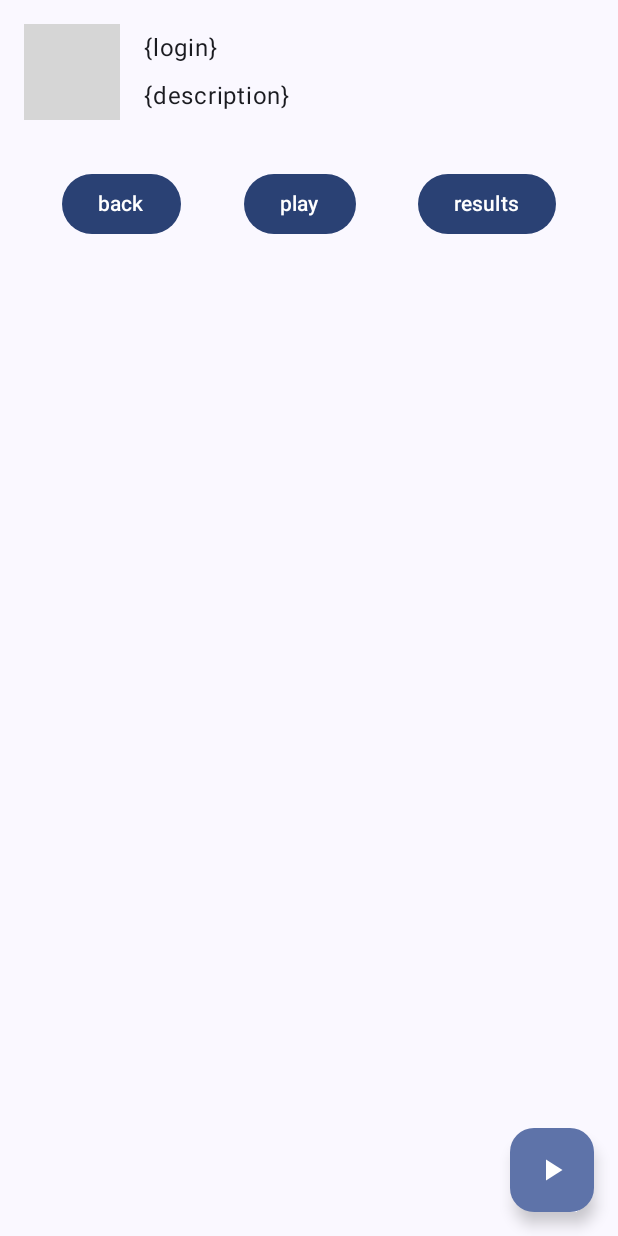
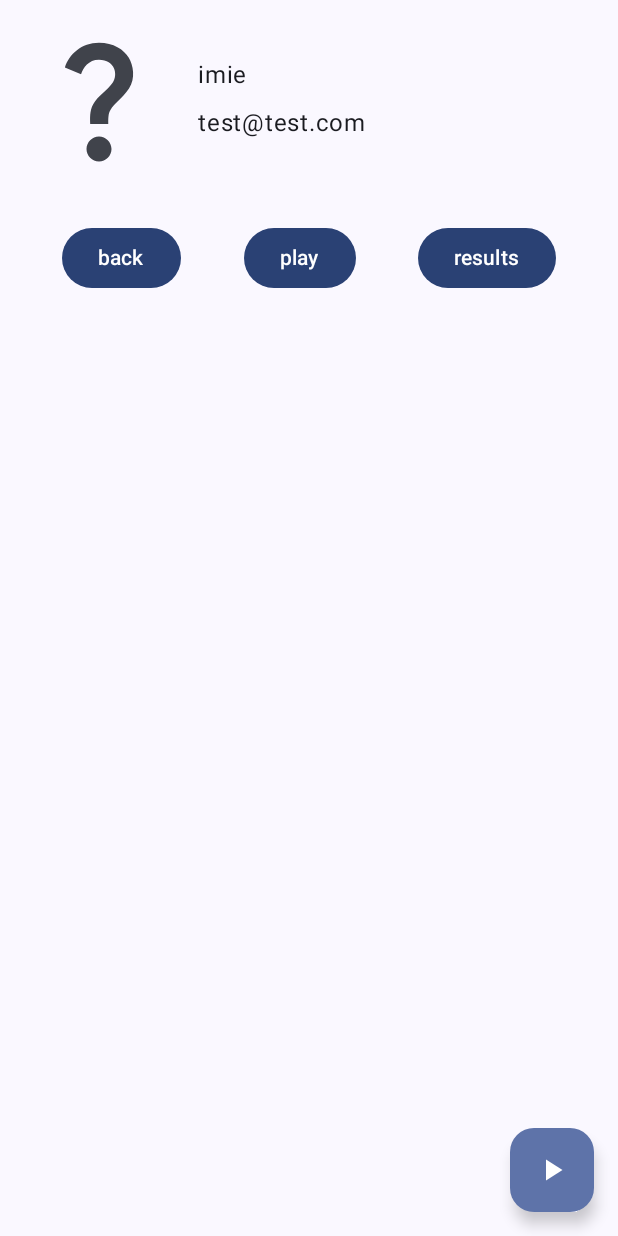
Before and after one commit to km385/MasterAnd, an Android app built with Jetpack Compose: the screen it shows after launch (MainActivity), after a tap on "Next", on a phone screen of 412 x 824 dp. Run offline under Robolectric (Android 15) with nearby library versions, the phone set to English and light mode, and no system bars; our stand-ins replace Room's generated code; grey boxes are pictures that could not be loaded.

Commit message:
the profile screen now displays the current user information

```diff
--- a/app/src/main/java/com/example/masterand/MainActivity.kt
+++ b/app/src/main/java/com/example/masterand/MainActivity.kt
@@ -2,6 +2,7 @@ package com.example.masterand
 
 import android.net.Uri
 import android.os.Bundle
+import android.util.Log
 import androidx.activity.ComponentActivity
 import androidx.activity.compose.rememberLauncherForActivityResult
 import androidx.activity.compose.setContent
@@ -155,19 +156,20 @@ fun ProfileScreen(
             onClick = {
                 viewModel.email.value = email
                 viewModel.name.value = name
+                viewModel.imageUri.value = imageUri.toString()
 
                 coroutineScope.launch {
                     viewModel.savePlayer()
-                }
-
-                navController.navigate(
+                    navController.navigate(
 //                route = Screen.Second.passArguments(
 //                    login = name,
 //                    description = "puste",
 //                    profileUri = imageUri.toString()
 //                )
-                    route = Screen.Profile.route
-                )
+                        route = Screen.Profile.route
+                    )
+                }
+
             },
             modifier = Modifier.fillMaxWidth(),
             enabled = isNameValid && isEmailValid && isColorsValid
@@ -224,7 +226,6 @@ fun ProfileImageWithPicker(
     ) { uri: Uri? ->
         uri?.let { onImagePicked(it) }
     }
-
     Box(
         modifier = modifier
             .size(100.dp)
--- a/app/src/main/java/com/example/masterand/NavGraph.kt
+++ b/app/src/main/java/com/example/masterand/NavGraph.kt
@@ -54,7 +54,7 @@ fun SetupNavGraph(navController: NavHostController){
         }
 
         composable(route = Screen.HighScores.route) {
-            HighScores(navController = navController)
+            ResultsScreen(navController = navController)
         }
     }
 }
--- a/app/src/main/java/com/example/masterand/Profile.kt
+++ b/app/src/main/java/com/example/masterand/Profile.kt
@@ -1,6 +1,7 @@
 package com.example.masterand
 
 import android.net.Uri
+import android.util.Log
 import androidx.compose.foundation.layout.Arrangement
 import androidx.compose.foundation.layout.Box
 import androidx.compose.foundation.layout.Column
@@ -22,11 +23,13 @@ import androidx.compose.material3.Surface
 import androidx.compose.material3.Text
 import androidx.compose.runtime.Composable
 import androidx.compose.runtime.LaunchedEffect
+import androidx.compose.runtime.getValue
 import androidx.compose.runtime.rememberCoroutineScope
 import androidx.compose.ui.Alignment
 import androidx.compose.ui.Modifier
 import androidx.compose.ui.draw.clip
 import androidx.compose.ui.layout.ContentScale
+import androidx.compose.ui.res.painterResource
 import androidx.compose.ui.tooling.preview.Preview
 import androidx.compose.ui.unit.dp
 import androidx.lifecycle.viewmodel.compose.viewModel
@@ -39,21 +42,6 @@ import com.example.masterand.viewModels.ProfileViewModel
 
 private const val TAG = "Profile"
 
-//@Composable
-//fun SecondScreenInitial(navController: NavController) {
-//    Column(
-//        horizontalAlignment = Alignment.CenterHorizontally,
-//        verticalArrangement = Arrangement.Center) {
-////        GifExample()
-//        Spacer(modifier = Modifier.width(100.dp))
-//        Button(onClick = { navController.navigate(route =
-//        Screen.First.route) }) {
-//            Text(text = "Cha! Cha-cha! Cha-cha-cha!")
-//        }
-//    }
-//}
-
-
 @Composable
 fun ProfileCard(
     navController: NavController,
@@ -64,10 +52,13 @@ fun ProfileCard(
     viewModel: ProfileViewModel = viewModel(factory = AppViewModelProvider.Factory)
 ) {
     val coroutineScope = rememberCoroutineScope()
-    LaunchedEffect(key1 = viewModel.playerId.value) {
-
+    LaunchedEffect(Unit) {
+        viewModel.loadPlayer()
     }
 
+    val name by viewModel.name
+    val email by viewModel.email
+    val imageUri by viewModel.imageUri
 
     Surface(
         modifier = Modifier.fillMaxSize(),
@@ -88,32 +79,35 @@ fun ProfileCard(
                 Box(
                     modifier = Modifier
                         .padding(start = 16.dp)
+                        .size(100.dp)  // Adjust the size as needed
+                        .clip(CircleShape)
                 ) {
-                    AsyncImage(
-                        model = profileUri,
-                        contentDescription = "Profile photo",
-                        modifier = Modifier
-                            .size(64.dp)
-                            .clip(CircleShape),
-                        contentScale = ContentScale.Crop
-                    )
-//                    Image(
-//                        painter = painterResource(R.drawable.baseline_question_mark_24),
-//                        contentDescription = "",
-//                        modifier = Modifier
-//                            .size(64.dp)
-//                            .clip(CircleShape)
-//                    )
+
+                    if (imageUri != "null") {
+                        AsyncImage(
+                            model = imageUri,
+                            contentDescription = "Profile Image",
+                            modifier = Modifier.fillMaxSize(),
+                            contentScale = ContentScale.Crop
+                        )
+                    } else {
+                        Icon(
+                            painter = painterResource(R.drawable.baseline_question_mark_24),
+                            contentDescription = "Select profile photo",
+                            modifier = Modifier.fillMaxSize(),
+                            tint = MaterialTheme.colorScheme.onSurfaceVariant
+                        )
+                    }
                 }
                 Column(
                     modifier = Modifier
                         .padding(start = 16.dp)
                 ) {
-                    Text(login)
+                    Text(name)
                     Spacer(
                         modifier = Modifier.size(8.dp)
                     )
-                    Text(description)
+                    Text(email)
                 }
             }
 
@@ -131,7 +125,7 @@ fun ProfileCard(
                 }, text = "play")
 
                 FilledButtonExample(onClick = {
-
+                    navController.navigate(Screen.HighScores.route)
                 }, text = "results")
             }
 
--- a/app/src/main/java/com/example/masterand/entities/Player.kt
+++ b/app/src/main/java/com/example/masterand/entities/Player.kt
@@ -8,5 +8,6 @@ data class Player(
     @PrimaryKey(autoGenerate = true)
     val playerId: Long = 0,
     var name: String,
-    var email: String
+    var email: String,
+    var profileImageUri: String? = null
 )
--- a/app/src/main/java/com/example/masterand/repositories/PlayersRepository.kt
+++ b/app/src/main/java/com/example/masterand/repositories/PlayersRepository.kt
@@ -1,5 +1,6 @@
 package com.example.masterand.repositories
 
+import androidx.lifecycle.LiveData
 import com.example.masterand.entities.Player
 import kotlinx.coroutines.flow.Flow
 
@@ -7,6 +8,7 @@ interface PlayersRepository {
     fun getAllPlayersStream(): Flow<List<Player>>
     fun getPlayerStream(id: Long): Flow<Player?>
     fun setCurrentPlayerId(id: Long)
+    fun getCurrentPlayerId() : LiveData<Long>
     suspend fun getPlayersByEmail(email: String): List<Player>
     suspend fun insert(player: Player): Long
     suspend fun update(player: Player): Int
--- a/app/src/main/java/com/example/masterand/repositories/PlayersRepositoryImpl.kt
+++ b/app/src/main/java/com/example/masterand/repositories/PlayersRepositoryImpl.kt
@@ -1,5 +1,6 @@
 package com.example.masterand.repositories
 
+import androidx.lifecycle.LiveData
 import androidx.lifecycle.MutableLiveData
 import com.example.masterand.daos.PlayerDao
 import com.example.masterand.entities.Player
@@ -19,6 +20,10 @@ class PlayersRepositoryImpl(private val playerDao: PlayerDao) : PlayersRepositor
         currentPlayerId.postValue(id)
     }
 
+    override fun getCurrentPlayerId(): LiveData<Long> {
+        return currentPlayerId
+    }
+
     override suspend fun getPlayersByEmail(email: String): List<Player> =
         playerDao.getPlayersByEmail(email)
     override suspend fun insert(player: Player): Long = playerDao.insert(player)
--- a/app/src/main/java/com/example/masterand/viewModels/ProfileViewModel.kt
+++ b/app/src/main/java/com/example/masterand/viewModels/ProfileViewModel.kt
@@ -1,5 +1,6 @@
 package com.example.masterand.viewModels
 
+import android.util.Log
 import androidx.compose.runtime.mutableStateOf
 import androidx.lifecycle.ViewModel
 import com.example.masterand.entities.Player
@@ -11,26 +12,40 @@ class ProfileViewModel(private val playersRepository: PlayersRepository) : ViewM
     var playerId = mutableStateOf(0L)
     val name = mutableStateOf("")
     val email = mutableStateOf("")
+    val imageUri = mutableStateOf<String?>(null)
+
+    suspend fun loadPlayer() {
+        val currentPlayer = playersRepository.getCurrentPlayerId()
+        currentPlayer.value?.let {
+            var player = playersRepository.getPlayerStream(it).first()
+            if (player != null) {
+                name.value = player.name
+                email.value = player.email
+                playerId.value = player.playerId
+                imageUri.value = player.profileImageUri
+            }
+
+        }
+    }
+
     suspend fun savePlayer() {
-
-
         val players = playersRepository.getPlayersByEmail(email.value)
         var player: Player
 
         if (players.isEmpty()) {
             player = Player(
                 name = name.value,
-                email = email.value
+                email = email.value,
+                profileImageUri = imageUri.value
             )
             val playerId = playersRepository.insert(player)
             player = playersRepository.getPlayerStream(playerId).first()!!
         } else {
             player = players.first()
             player.name = name.value
+            player.profileImageUri = imageUri.value
             playersRepository.update(player)
         }
         playersRepository.setCurrentPlayerId(player.playerId)
-
-
     }
 }
```
Also changed, not shown: app/src/main/java/com/example/masterand/Game.kt (+10 -0 lines), app/src/main/java/com/example/masterand/HighScores.kt (deleted, +0 -39 lines), app/src/main/java/com/example/masterand/ResultsScreen.kt (+31 -18 lines), app/src/main/java/com/example/masterand/viewModels/ResultsViewModel.kt (+9 -29 lines).
